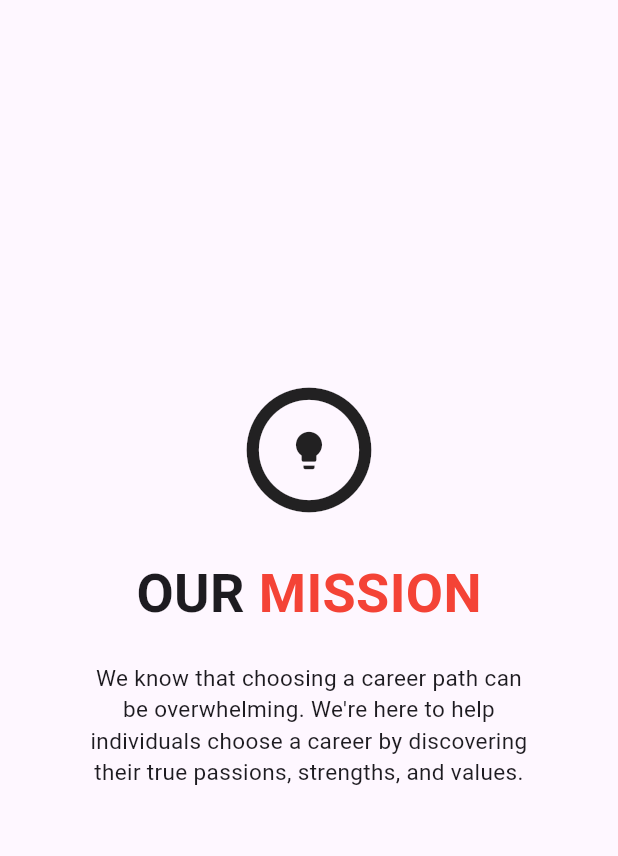
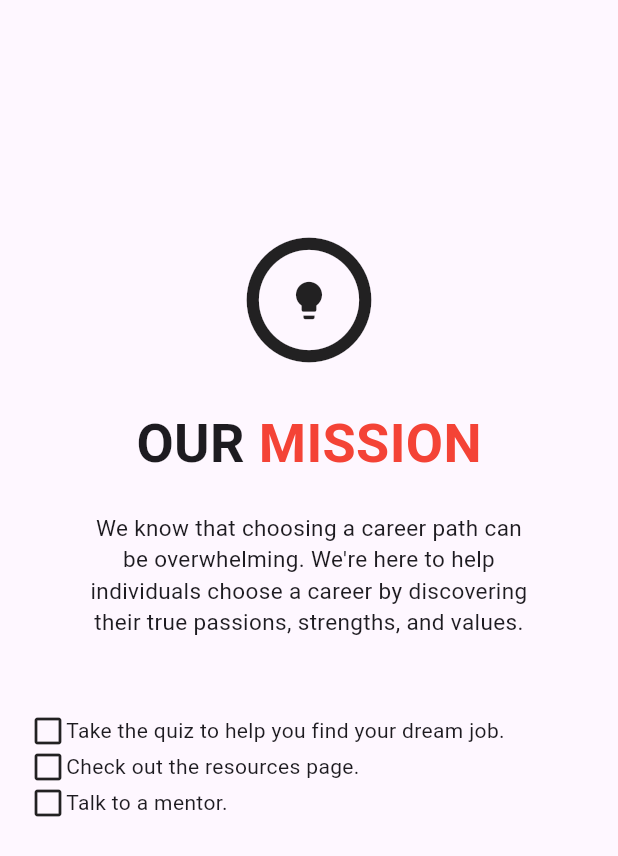
Before and after one commit to waffleprinter/BrebeufHX, a Flutter app: the MissionPage screen opened directly, on a phone screen of 412 x 824 dp. Shown: the top 856 px of the screen. Run offline on Flutter 3.47's test engine with Material 3 defaults, Android fonts, the phone set to English and light mode, and no system bars; our stand-ins replace google_nav_bar, shared_preferences; accounts and stored records are empty.

Commit message:
Added small checklist to mission page

```diff
--- a/lib/pages/mission_page.dart
+++ b/lib/pages/mission_page.dart
@@ -12,7 +12,7 @@ class _MissionPageState extends State<MissionPage> {
   Widget build(BuildContext context) {
     return Scaffold(
       body: Padding(
-        padding: EdgeInsets.only(top: 250),
+        padding: EdgeInsets.only(top: 150),
         child: Center(
           child: Column(
             children: [
@@ -60,6 +60,38 @@ class _MissionPageState extends State<MissionPage> {
                   ),
                   textAlign: TextAlign.center,
                 ),
+              ),
+
+              SizedBox(height: 30), // PADDING
+
+              Padding(
+                padding: const EdgeInsets.symmetric(horizontal: 20),
+                child: Row(
+                  children: [
+                    Icon(Icons.check_box_outline_blank),
+                    Text("Take the quiz to help you find your dream job.")
+                  ],
+                ),
+              ),
+
+              Padding(
+                padding: const EdgeInsets.symmetric(horizontal: 20),
+                child: Row(
+                  children: [
+                    Icon(Icons.check_box_outline_blank),
+                    Text("Check out the resources page.")
+                  ],
+                ),
+              ),
+
+              Padding(
+                padding: const EdgeInsets.symmetric(horizontal: 20),
+                child: Row(
+                  children: [
+                    Icon(Icons.check_box_outline_blank),
+                    Text("Talk to a mentor.")
+                  ],
+                ),
               )
             ],
           ),
```
